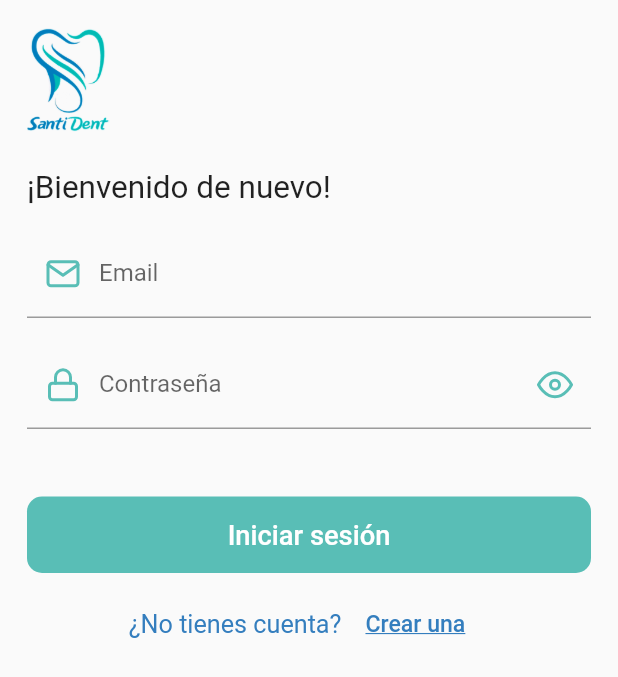
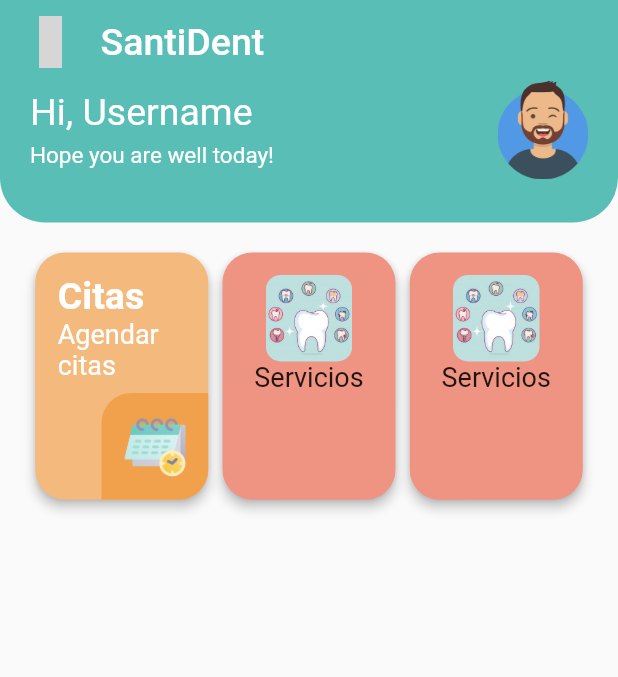
Before and after one commit to KevinSantizo/SANTIDENT, a Flutter app: the Login widget shown alone on an empty page, opened directly, after a tap on "Iniciar sesión", on a phone screen of 412 x 824 dp. Shown: the top 677 px of the screen. Run offline on Flutter 3.47's test engine with Material 2 defaults, Android fonts, the light colour scheme and no system bars; our stand-ins replace flutter_svg, flutter_vector_icons, google_fonts, material_design_icons_flutter, modal_bottom_sheet; Roboto replaces fonts that are missing (Ubuntu); grey boxes are pictures that could not be loaded.

Commit message:
Adding new features

```diff
--- a/lib/main.dart
+++ b/lib/main.dart
@@ -1,5 +1,6 @@
 import 'package:flutter/material.dart';
 import 'package:santident/src/authentication/toogleViews.dart';
+import 'package:santident/src/pages/home.dart';
 
 void main() => runApp(MyApp());
 
@@ -8,11 +9,15 @@ class MyApp extends StatelessWidget {
   Widget build(BuildContext context) {
     return MaterialApp(
       theme: ThemeData(
+        brightness: Brightness.light,
         primaryColor: Color(0xFF59BEB6),
       ),
       debugShowCheckedModeBanner: false,
       title: 'Material App',
       home: ToogleViewsPages(),
+      routes: {
+        '/home': (BuildContext contex) => HomePage()
+      },
     );
   }
 }
--- a/lib/src/authentication/authenticate.dart
+++ b/lib/src/authentication/authenticate.dart
@@ -1,7 +1,6 @@
 import 'package:flutter/material.dart';
 import 'package:santident/src/authentication/login.dart';
 import 'package:santident/src/authentication/register.dart';
-import 'package:santident/src/authentication/toogleViews.dart';
 
 class Authenticate extends StatefulWidget {
   @override
--- a/lib/src/authentication/login.dart
+++ b/lib/src/authentication/login.dart
@@ -13,9 +13,7 @@ class _LoginState extends State<Login> {
   final _formKey = GlobalKey<FormState>();
   bool _obscureText = true;
   void chagedStateIcon(){
-    setState(() {
-      _obscureText = !_obscureText;
-    });
+    setState(() =>  _obscureText = !_obscureText);
   }
 
   @override
@@ -49,7 +47,9 @@ class _LoginState extends State<Login> {
                           Feather.mail,
                           color: Color(0xFF59BEB6),
                         ),
-                        suffixStyle: TextStyle(color: Color(0xFF59BEB6))),
+                        suffixStyle: TextStyle(color: Color(0xFF59BEB6)
+                      )
+                    ),
                   ),
                 ),
                 SizedBox(height: 15.0,),
@@ -78,7 +78,7 @@ class _LoginState extends State<Login> {
                   ),
                   padding: EdgeInsets.all(15.0),
                   color: Color(0xFF59BEB6),
-                  onPressed: (){},
+                  onPressed: () => Navigator.pushNamed(context, '/home'),
                   child: Text('Iniciar sesión', textScaleFactor: 1.3, style: GoogleFonts.ubuntu(color: Colors.white),),
                 ),
                 SizedBox(height: 10.0,),
@@ -87,9 +87,7 @@ class _LoginState extends State<Login> {
                   children: <Widget>[
                     Text('¿No tienes cuenta?', textScaleFactor: 1.2, style: GoogleFonts.ubuntu(color:  Color(0xFF347EBE)),),
                     FlatButton(
-                      onPressed: (){
-                        widget.toogleViews();
-                      },
+                      onPressed: () => widget.toogleViews(),
                       child: Text('Crear una', textScaleFactor: 1.1, style: GoogleFonts.ubuntu(color: Color(0xFF347EBE), decoration: TextDecoration.underline),),
                     ),
                   ],
--- /dev/null
+++ b/lib/src/components/app_bar_home.dart
@@ -0,0 +1,56 @@
+import 'package:flutter/material.dart';
+import 'package:google_fonts/google_fonts.dart';
+import 'package:material_design_icons_flutter/material_design_icons_flutter.dart';
+
+  TextStyle _textStyle =  GoogleFonts.ubuntu(color: Colors.white, fontSize: 25.0);
+  TextStyle _textStyle2 =  GoogleFonts.ubuntu(color: Colors.white, fontSize: 15.0);
+
+  Widget appBar(BuildContext context) {
+   final _screenSize = MediaQuery.of(context).size;
+    return Container(
+      child:  SliverAppBar(
+        title: Row(
+          children: [
+            Icon(MdiIcons.toothOutline, size: 35.0, color: Colors.white,),
+            VerticalDivider(),
+            Text('SantiDent', style: _textStyle),
+          ],
+        ),
+        shape: RoundedRectangleBorder(
+          borderRadius: BorderRadius.vertical(bottom: Radius.circular(30.0))
+        ),
+        automaticallyImplyLeading: false,
+        expandedHeight: _screenSize.height * 0.18,
+        floating: false,
+        pinned: true,
+        flexibleSpace: FlexibleSpaceBar(
+          centerTitle: false,
+          background: SafeArea(
+            child: Container(
+              margin: EdgeInsets.symmetric(horizontal: 20.0),
+              padding: EdgeInsets.only(top: 25.0),
+              child: Column(
+                mainAxisAlignment: MainAxisAlignment.center,
+                children: [
+                  Row(
+                    mainAxisAlignment: MainAxisAlignment.spaceBetween,
+                    children: [
+                      Column(
+                        crossAxisAlignment: CrossAxisAlignment.start,
+                        children: [
+                          Text('Hi, Username', style: _textStyle,),
+                          Divider(height: 5.0,),
+                          Text('Hope you are well today!', style: _textStyle2),
+                        ],
+                      ),
+                      Image.asset('assets/images/avatar.png', height: _screenSize.height * 0.08,)
+                    ],
+                  ),
+                ],
+              ),
+            ),
+          )
+        ),
+      )
+    );
+  }
--- /dev/null
+++ b/lib/src/pages/home.dart
@@ -0,0 +1,119 @@
+import 'package:flutter/material.dart';
+import 'package:flutter_vector_icons/flutter_vector_icons.dart';
+import 'package:google_fonts/google_fonts.dart';
+import 'package:santident/src/components/app_bar_home.dart';
+
+class HomePage extends StatefulWidget {
+  @override
+  _HomePageState createState() => _HomePageState();
+}
+
+class _HomePageState extends State<HomePage> {
+
+
+  @override
+  Widget build(BuildContext context) {
+    return Scaffold(
+      body: Container(
+        child: CustomScrollView(
+          slivers: [
+            appBar(context),
+            SliverList(
+              delegate: SliverChildListDelegate(
+                [
+                  Container(
+                    padding: const EdgeInsets.symmetric(horizontal: 15.0, vertical: 20.0),
+                    child: Wrap(
+                      alignment: WrapAlignment.spaceEvenly,
+                      children: [
+                       _buildCardNewAppointment(),
+                       _buildServices(),
+                       _buildServices(),
+                      ],
+                    ),
+                  )
+                ]
+              )
+            )
+          ],
+        )
+      )
+    );
+  }
+
+ Widget _buildCardNewAppointment() {
+    final _screenSize = MediaQuery.of(context).size;
+   return Material(
+     color: Colors.transparent,
+     shape: RoundedRectangleBorder(
+       borderRadius: BorderRadius.circular(20.0)
+     ),
+     elevation: 3.0,
+     child: Container(
+      width: _screenSize.width * 0.28,
+      height: _screenSize.height * 0.2,
+      margin: EdgeInsets.symmetric(horizontal: 1.0),
+      // padding: const EdgeInsets.all(15.0),
+      decoration: BoxDecoration(
+        color: Color(0xfff4b97c),
+        borderRadius: BorderRadius.circular(20.0)
+      ),
+      child: Stack(
+        children: [
+          Padding(
+            padding: const EdgeInsets.all(15.0),
+            child: Column(
+              crossAxisAlignment: CrossAxisAlignment.start,
+              children: [
+                Text('Citas', style: GoogleFonts.ubuntu(fontSize: 25.0, fontWeight: FontWeight.bold, color: Colors.white)),
+                Text('Agendar\ncitas', style: GoogleFonts.ubuntu(fontSize: 18.0, color: Colors.white)),
+              ],
+            ),
+          ),
+          Align(
+            alignment: Alignment.bottomRight,
+            child: Container(
+              padding: EdgeInsets.all(15.0),
+              decoration: BoxDecoration(
+                borderRadius: BorderRadius.only(topLeft: Radius.circular(20.0), bottomRight: Radius.circular(20.0) ),
+                color: Color(0xfff1a14b),
+              ),
+              child: Image.asset('assets/images/calendar.png', height: _screenSize.height * 0.05),
+            ),
+          ),
+        ],
+      ),
+    ),
+   );
+ }
+
+ Widget _buildServices(){
+  final _screenSize = MediaQuery.of(context).size;
+   return Material(
+     color: Colors.transparent,
+     shape: RoundedRectangleBorder(
+       borderRadius: BorderRadius.circular(20.0)
+     ),
+     elevation: 3.0,
+     child: Container(
+      margin: EdgeInsets.symmetric(horizontal: 1.0),
+      width: _screenSize.width * 0.28,
+      height: _screenSize.height * 0.2,
+      padding: const EdgeInsets.all(15.0),
+      decoration: BoxDecoration(
+        color: Color(0xffef9383),
+        borderRadius: BorderRadius.circular(20.0)
+      ),
+      child: Column(
+        children: [
+          ClipRRect(
+            borderRadius: BorderRadius.circular(10.0),
+            child: Image.asset('assets/images/tooth.png', height: _screenSize.height * 0.07),
+            ),
+          Text('Servicios', style: GoogleFonts.ubuntu(fontSize: 18.0))
+        ],
+      ),
+    ),
+   );
+  }
+}
--- a/pubspec.yaml
+++ b/pubspec.yaml
@@ -24,9 +24,9 @@ dependencies:
   flutter:
     sdk: flutter
   google_fonts: ^1.1.0
-  material_design_icons_flutter: ^3.4.4795
+  material_design_icons_flutter: ^4.0.5755
   flutter_vector_icons: ^0.2.1
-  flutter_svg: ^0.17.4
+  flutter_svg: ^0.19.1
   modal_bottom_sheet: ^0.2.0+1
   flutter_swiper: ^1.1.6
   carousel_slider: ^2.2.1
```
Also changed, not shown: assets/images/avatar.png (added), assets/images/calendar.png (added), assets/images/tooth.png (renamed from assets/images/teet2.jpg), lib/src/components/bottom_navigation_bar.dart (added), pubspec.lock, 2 other files.
